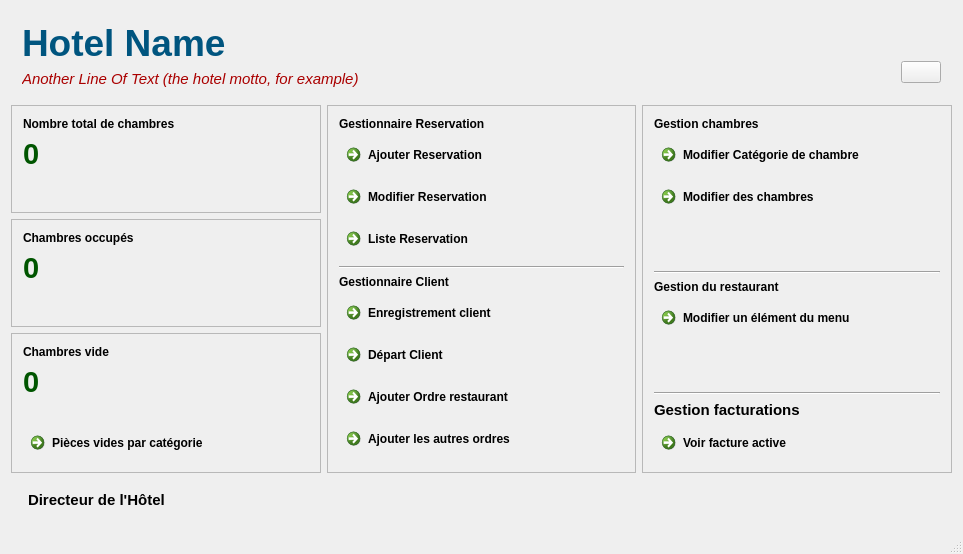
Qt form mainwindow.ui (abdeljalilanane/Innovative-Hotel-Manager) before a commit.
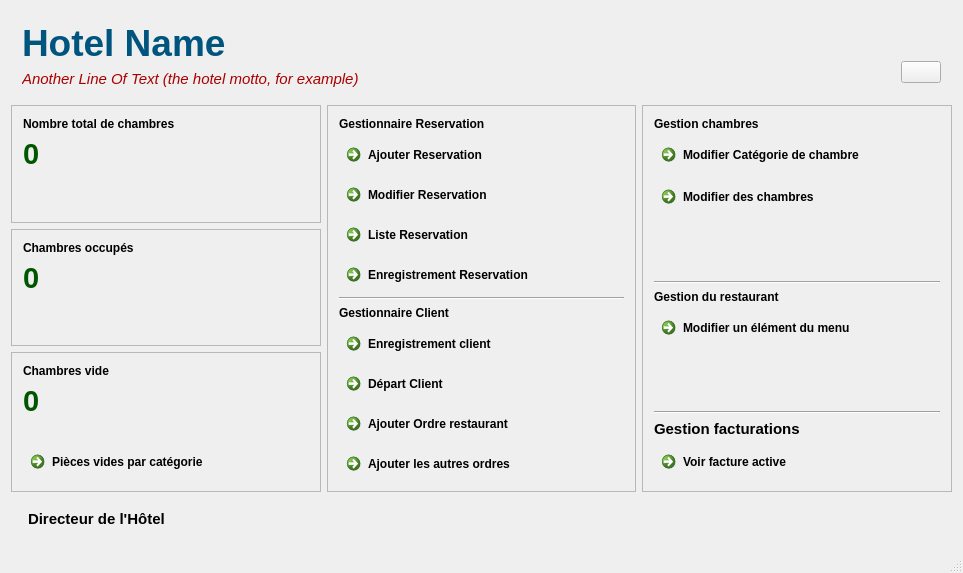
The same form after that commit. Icons and pictures are not drawn.

Commit message: enregistrer Cilent reservation

```diff
--- a/mainwindow.ui
+++ b/mainwindow.ui
@@ -498,6 +498,13 @@
            </property>
           </widget>
          </item>
+         <item>
+          <widget class="QCommandLinkButton" name="EnregistrementReservation">
+           <property name="text">
+            <string>Enregistrement Reservation</string>
+           </property>
+          </widget>
+         </item>
          <item>
           <spacer name="verticalSpacer_9">
            <property name="orientation">
```
The commit also changes 7 other files.
